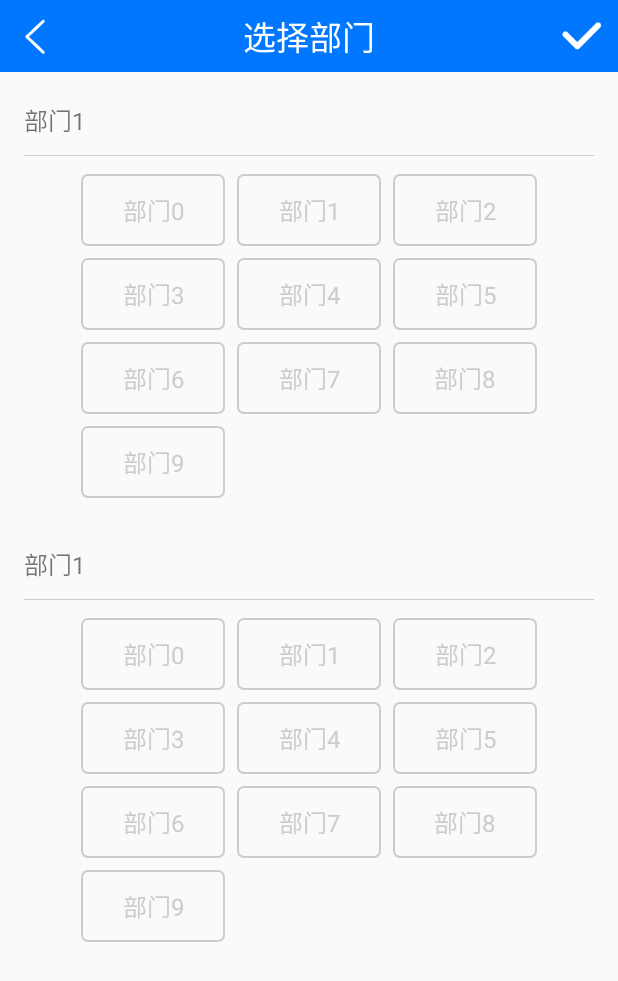
After one commit to fanbaozhu/DCApp, an Android app: the SetDepartmentActivity screen opened directly, with no data from a screen before it, on a phone screen of 412 x 824 dp. The commit adds this screen. Shown: the top 981 px of the screen. Run offline under Robolectric (Android 15) with nearby library versions, the phone set to English and light mode, and no system bars.

Commit message:
add DepartmentAdapter

```diff
--- a/DCAppv1/src/main/AndroidManifest.xml
+++ b/DCAppv1/src/main/AndroidManifest.xml
@@ -21,7 +21,7 @@
                 <category android:name="android.intent.category.LAUNCHER" />
             </intent-filter>
         </activity>
-        <activity android:name=".event.view.SettingsActivity" />
+        <activity android:name=".event.view.SetDepartmentActivity" />
         <activity android:name=".event.view.ShowPictureActivity" />
 
         <provider
--- a/DCAppv1/src/main/java/com/xunchijn/dcappv1/event/TestData.java
+++ b/DCAppv1/src/main/java/com/xunchijn/dcappv1/event/TestData.java
@@ -1,5 +1,6 @@
 package com.xunchijn.dcappv1.event;
 
+import com.xunchijn.dcappv1.event.model.DepartmentEntity;
 import com.xunchijn.dcappv1.event.model.SettingItem;
 
 import java.util.ArrayList;
@@ -9,13 +10,29 @@ public class TestData {
     public static List<SettingItem> getSettingItems() {
         List<SettingItem> items = new ArrayList<>();
         SettingItem item1 = new SettingItem(0, "所在位置", "");
-        SettingItem item2 = new SettingItem(1, "考核部门", "");
-        SettingItem item3 = new SettingItem(2, "事件类型", "");
-        SettingItem item4 = new SettingItem(3, "考核项目", "");
+        SettingItem item2 = new SettingItem(1, "部门", "");
+        SettingItem item3 = new SettingItem(2, "子部门", "");
+        SettingItem item4 = new SettingItem(3, "事件类型", "");
+        SettingItem item5 = new SettingItem(4, "考核项目", "");
         items.add(item1);
         items.add(item2);
         items.add(item3);
         items.add(item4);
+        items.add(item5);
         return items;
     }
+
+    public static List<DepartmentEntity> getDepartments() {
+        List<DepartmentEntity> list = new ArrayList<>();
+        DepartmentEntity entity = new DepartmentEntity("1", "部门1");
+        List<DepartmentEntity> subDepartment = new ArrayList<>();
+        for (int i = 0; i < 10; i++) {
+            DepartmentEntity entity1 = new DepartmentEntity(String.valueOf(i), String.format("部门%s", i));
+            subDepartment.add(entity1);
+        }
+        entity.setSubDepartment(subDepartment);
+        list.add(entity);
+        list.add(entity);
+        return list;
+    }
 }
--- /dev/null
+++ b/DCAppv1/src/main/java/com/xunchijn/dcappv1/event/adapter/DepartmentAdapter.java
@@ -0,0 +1,80 @@
+package com.xunchijn.dcappv1.event.adapter;
+
+import android.content.Context;
+import android.support.annotation.NonNull;
+import android.support.v7.widget.GridLayoutManager;
+import android.support.v7.widget.RecyclerView;
+import android.support.v7.widget.RecyclerView.ViewHolder;
+import android.view.LayoutInflater;
+import android.view.View;
+import android.view.ViewGroup;
+import android.widget.TextView;
+
+import com.xunchijn.dcappv1.R;
+import com.xunchijn.dcappv1.event.model.DepartmentEntity;
+
+import java.util.List;
+
+public class DepartmentAdapter extends RecyclerView.Adapter {
+    private List<DepartmentEntity> mList;
+    private Context mContext;
+
+    public DepartmentAdapter(List<DepartmentEntity> list) {
+        mList = list;
+    }
+
+    @NonNull
+    @Override
+    public ViewHolder onCreateViewHolder(@NonNull ViewGroup parent, int viewType) {
+        mContext = parent.getContext();
+        View view = LayoutInflater.from(parent.getContext()).inflate(R.layout.adapter_report_dapartment, parent, false);
+        return new DepartmentView(view);
+    }
+
+    @Override
+    public void onBindViewHolder(@NonNull ViewHolder holder, int position) {
+        if (position >= mList.size()) {
+            return;
+        }
+        DepartmentEntity entity = mList.get(position);
+        if (entity != null && holder instanceof DepartmentView) {
+            ((DepartmentView) holder).bindDepartments(entity);
+        }
+    }
+
+    @Override
+    public int getItemCount() {
+        return mList == null ? 0 : mList.size();
+    }
+
+    private class DepartmentView extends ViewHolder {
+        private TextView mViewTitle;
+        private TextView mViewSubtitle;
+        private RecyclerView mViewSubDepartment;
+
+        DepartmentView(View itemView) {
+            super(itemView);
+            mViewTitle = itemView.findViewById(R.id.text_item_title);
+            mViewSubtitle = itemView.findViewById(R.id.text_item_subtitle);
+            mViewSubDepartment = itemView.findViewById(R.id.recycler_view_sub_department);
+        }
+
+        void bindDepartments(final DepartmentEntity departmentEntity) {
+            mViewTitle.setText(departmentEntity.getName());
+            mViewSubtitle.setText(departmentEntity.getSubtitle());
+            if (departmentEntity.getSubDepartment() == null) {
+                return;
+            }
+            mViewSubDepartment.setLayoutManager(new GridLayoutManager(mContext, 3));
+            SubDepartmentAdapter adapter = new SubDepartmentAdapter(departmentEntity.getSubDepartment());
+            mViewSubDepartment.setAdapter(adapter);
+            adapter.setItemClickListener(new SubDepartmentAdapter.OnItemClickListener() {
+                @Override
+                public void onItemClick(DepartmentEntity entity) {
+                    departmentEntity.setSubtitle(entity.getName());
+                    mViewSubtitle.setText(entity.getName());
+                }
+            });
+        }
+    }
+}
--- /dev/null
+++ b/DCAppv1/src/main/java/com/xunchijn/dcappv1/event/adapter/SubDepartmentAdapter.java
@@ -0,0 +1,95 @@
+package com.xunchijn.dcappv1.event.adapter;
+
+import android.content.Context;
+import android.support.annotation.NonNull;
+import android.support.v4.content.ContextCompat;
+import android.support.v7.widget.RecyclerView;
+import android.view.LayoutInflater;
+import android.view.View;
+import android.view.ViewGroup;
+import android.widget.TextView;
+
+import com.xunchijn.dcappv1.R;
+import com.xunchijn.dcappv1.event.model.DepartmentEntity;
+
+import java.util.List;
+
+public class SubDepartmentAdapter extends RecyclerView.Adapter {
+    private List<DepartmentEntity> mList;
+    private Context mContext;
+    private DepartmentEntity mLastSelected;
+
+    public SubDepartmentAdapter(List<DepartmentEntity> list) {
+        mList = list;
+    }
+
+    @NonNull
+    @Override
+    public RecyclerView.ViewHolder onCreateViewHolder(@NonNull ViewGroup parent, int viewType) {
+        mContext = parent.getContext();
+        View view = LayoutInflater.from(parent.getContext()).inflate(R.layout.adapter_report_sub_department, parent, false);
+        return new SubDepartmentView(view);
+    }
+
+    @Override
+    public void onBindViewHolder(@NonNull RecyclerView.ViewHolder holder, int position) {
+        if (position >= mList.size()) {
+            return;
+        }
+        DepartmentEntity entity = mList.get(position);
+        if (entity != null && holder instanceof SubDepartmentView) {
+            ((SubDepartmentView) holder).bindSubDepartment(entity);
+        }
+    }
+
+    @Override
+    public int getItemCount() {
+        return mList == null ? 0 : mList.size();
+    }
+
+    private class SubDepartmentView extends RecyclerView.ViewHolder {
+        private TextView mTextView;
+
+        SubDepartmentView(View itemView) {
+            super(itemView);
+            mTextView = itemView.findViewById(R.id.text_view);
+
+        }
+
+        void bindSubDepartment(final DepartmentEntity entity) {
+            mTextView.setText(entity.getName());
+            if (entity.isSelected()) {
+                mTextView.setBackgroundResource(R.drawable.bg_blue_round_line_4dp);
+                mTextView.setTextColor(ContextCompat.getColor(mContext, R.color.colorBlue));
+            } else {
+                mTextView.setBackgroundResource(R.drawable.bg_gray_round_line_4dp);
+                mTextView.setTextColor(ContextCompat.getColor(mContext, R.color.colorGray));
+            }
+            if (mItemClickListener == null) {
+                return;
+            }
+            itemView.setOnClickListener(new View.OnClickListener() {
+                @Override
+                public void onClick(View v) {
+                    entity.setSelected(true);
+                    if (mLastSelected != null && mLastSelected != entity) {
+                        mLastSelected.setSelected(false);
+                    }
+                    mLastSelected = entity;
+                    notifyDataSetChanged();
+                    mItemClickListener.onItemClick(entity);
+                }
+            });
+        }
+    }
+
+    public interface OnItemClickListener {
+        void onItemClick(DepartmentEntity entity);
+    }
+
+    private OnItemClickListener mItemClickListener;
+
+    public void setItemClickListener(OnItemClickListener itemClickListener) {
+        mItemClickListener = itemClickListener;
+    }
+}
--- /dev/null
+++ b/DCAppv1/src/main/java/com/xunchijn/dcappv1/event/model/DepartmentEntity.java
@@ -0,0 +1,57 @@
+package com.xunchijn.dcappv1.event.model;
+
+import java.util.List;
+
+public class DepartmentEntity {
+    private String mId;
+    private String mName;
+    private String mSubtitle;
+
+    public String getSubtitle() {
+        return mSubtitle;
+    }
+
+    public void setSubtitle(String subtitle) {
+        mSubtitle = subtitle;
+    }
+
+    private List<DepartmentEntity> mSubDepartment;
+    private boolean mSelected;
+
+    public DepartmentEntity(String id, String name) {
+        mId = id;
+        mName = name;
+    }
+
+    public void setId(String id) {
+        mId = id;
+    }
+
+    public void setName(String name) {
+        mName = name;
+    }
+
+    public void setSelected(boolean selected) {
+        mSelected = selected;
+    }
+
+    public String getId() {
+        return mId;
+    }
+
+    public String getName() {
+        return mName;
+    }
+
+    public boolean isSelected() {
+        return mSelected;
+    }
+
+    public List<DepartmentEntity> getSubDepartment() {
+        return mSubDepartment;
+    }
+
+    public void setSubDepartment(List<DepartmentEntity> subDepartment) {
+        mSubDepartment = subDepartment;
+    }
+}
--- a/DCAppv1/src/main/java/com/xunchijn/dcappv1/event/view/ReportFragment.java
+++ b/DCAppv1/src/main/java/com/xunchijn/dcappv1/event/view/ReportFragment.java
@@ -44,14 +44,12 @@ import java.util.List;
 import static android.app.Activity.RESULT_OK;
 
 public class ReportFragment extends Fragment {
-    private final String TAG = ReportFragment.class.getSimpleName();
     private ReportSettingAdapter mSettingAdapter;
     private List<SettingItem> mSettingItems;
     private PictureAdapter mPictureAdapter;
     private List<String> mUrls = new ArrayList<>();
     private Activity mActivity;
     private File mPicture;
-    private Uri mUri;
 
     @Override
     public void onCreate(@Nullable Bundle savedInstanceState) {
@@ -133,7 +131,7 @@ public class ReportFragment extends Fragment {
         mSettingAdapter.setItemClickListener(new ReportSettingAdapter.OnItemClickListener() {
             @Override
             public void onItemClick(SettingItem item) {
-                Intent intent = new Intent(getContext(), SettingsActivity.class);
+                Intent intent = new Intent(getContext(), SetDepartmentActivity.class);
                 intent.putExtra("item", item);
                 startActivityForResult(intent, REQUEST_CODE_SETTING);
             }
@@ -155,7 +153,7 @@ public class ReportFragment extends Fragment {
         }
         String fileName = String.format("%sDC_%s_img.jpg", mActivity.getExternalCacheDir(), System.currentTimeMillis());
         mPicture = new File(fileName);
-        mUri = FileProvider.getUriForFile(mActivity, "com.xunchijn.dcappv1.fileprovider", mPicture);
+        Uri mUri = FileProvider.getUriForFile(mActivity, "com.xunchijn.dcappv1.fileprovider", mPicture);
         Intent intent = new Intent(MediaStore.ACTION_IMAGE_CAPTURE);
         intent.putExtra(MediaStore.EXTRA_OUTPUT, mUri);
         startActivityForResult(intent, REQUEST_CODE_CAMERA);
@@ -238,6 +236,7 @@ public class ReportFragment extends Fragment {
                 } catch (IOException e) {
                     e.printStackTrace();
                 }
+                photo.recycle();
                 refreshPictures();
             }
             return;
--- /dev/null
+++ b/DCAppv1/src/main/java/com/xunchijn/dcappv1/event/view/SetDepartmentActivity.java
@@ -0,0 +1,51 @@
+package com.xunchijn.dcappv1.event.view;
+
+import android.content.Intent;
+import android.os.Bundle;
+import android.support.annotation.Nullable;
+import android.support.v7.app.AppCompatActivity;
+import android.support.v7.widget.LinearLayoutManager;
+import android.support.v7.widget.RecyclerView;
+
+import com.xunchijn.dcappv1.R;
+import com.xunchijn.dcappv1.base.TitleFragment;
+import com.xunchijn.dcappv1.event.TestData;
+import com.xunchijn.dcappv1.event.adapter.DepartmentAdapter;
+
+public class SetDepartmentActivity extends AppCompatActivity {
+    @Override
+    protected void onCreate(@Nullable Bundle savedInstanceState) {
+        super.onCreate(savedInstanceState);
+
+        setContentView(R.layout.activity_set_department);
+        initTitle();
+        initDepartment();
+    }
+
+    private void initTitle() {
+        TitleFragment titleFragment = TitleFragment.newInstance("选择部门", true, true, 0);
+        getSupportFragmentManager().beginTransaction()
+                .add(R.id.layout_container, titleFragment)
+                .show(titleFragment).commit();
+        titleFragment.setConfirmListener(new TitleFragment.OnConfirmListener() {
+            @Override
+            public void onBack() {
+                onBackPressed();
+            }
+
+            @Override
+            public void onConfirm() {
+                Intent intent = new Intent();
+                setResult(RESULT_OK, intent);
+                onBackPressed();
+            }
+        });
+    }
+
+    private void initDepartment() {
+        RecyclerView departmentView = findViewById(R.id.recycler_view_department);
+        departmentView.setLayoutManager(new LinearLayoutManager(this));
+        DepartmentAdapter adapter = new DepartmentAdapter(TestData.getDepartments());
+        departmentView.setAdapter(adapter);
+    }
+}
--- a/DCAppv1/src/main/java/com/xunchijn/dcappv1/event/view/SettingsActivity.java
+++ /dev/null
@@ -1,6 +0,0 @@
-package com.xunchijn.dcappv1.event.view;
-
-import android.support.v7.app.AppCompatActivity;
-
-public class SettingsActivity extends AppCompatActivity {
-}
--- /dev/null
+++ b/DCAppv1/src/main/res/drawable/bg_blue_round_line_4dp.xml
@@ -0,0 +1,7 @@
+<?xml version="1.0" encoding="utf-8"?>
+<shape xmlns:android="http://schemas.android.com/apk/res/android">
+    <corners android:radius="4dp" />
+    <stroke
+        android:width="1dp"
+        android:color="@color/colorBlue" />
+</shape>
--- /dev/null
+++ b/DCAppv1/src/main/res/drawable/bg_gray_round_line_4dp.xml
@@ -0,0 +1,7 @@
+<?xml version="1.0" encoding="utf-8"?>
+<shape xmlns:android="http://schemas.android.com/apk/res/android">
+    <corners android:radius="4dp" />
+    <stroke
+        android:width="1dp"
+        android:color="@color/colorGray" />
+</shape>
--- /dev/null
+++ b/DCAppv1/src/main/res/layout/activity_set_department.xml
@@ -0,0 +1,17 @@
+<?xml version="1.0" encoding="utf-8"?>
+<LinearLayout xmlns:android="http://schemas.android.com/apk/res/android"
+    android:layout_width="match_parent"
+    android:layout_height="match_parent"
+    android:orientation="vertical">
+
+    <FrameLayout
+        android:id="@+id/layout_container"
+        android:layout_width="match_parent"
+        android:layout_height="48dp" />
+
+    <android.support.v7.widget.RecyclerView
+        android:id="@+id/recycler_view_department"
+        android:layout_width="match_parent"
+        android:layout_height="match_parent" />
+
+</LinearLayout>
--- /dev/null
+++ b/DCAppv1/src/main/res/layout/adapter_report_dapartment.xml
@@ -0,0 +1,22 @@
+<?xml version="1.0" encoding="utf-8"?>
+<LinearLayout xmlns:android="http://schemas.android.com/apk/res/android"
+    android:layout_width="match_parent"
+    android:layout_height="wrap_content"
+    android:layout_marginBottom="8dp"
+    android:layout_marginTop="8dp"
+    android:gravity="center_horizontal"
+    android:orientation="vertical"
+    android:paddingEnd="16dp"
+    android:paddingStart="16dp">
+
+    <include
+        layout="@layout/adapter_report_setting"
+        android:layout_width="match_parent"
+        android:layout_height="48dp" />
+
+    <android.support.v7.widget.RecyclerView
+        android:id="@+id/recycler_view_sub_department"
+        android:layout_width="wrap_content"
+        android:layout_height="wrap_content"
+        android:layout_marginTop="8dp" />
+</LinearLayout>
--- /dev/null
+++ b/DCAppv1/src/main/res/layout/adapter_report_sub_department.xml
@@ -0,0 +1,12 @@
+<?xml version="1.0" encoding="utf-8"?>
+<TextView xmlns:android="http://schemas.android.com/apk/res/android"
+    android:id="@+id/text_view"
+    android:layout_width="wrap_content"
+    android:layout_height="48dp"
+    android:layout_margin="4dp"
+    android:background="@drawable/bg_gray_round_line_4dp"
+    android:gravity="center"
+    android:minWidth="96dp"
+    android:paddingEnd="12dp"
+    android:paddingStart="12dp"
+    android:textSize="16sp" />
```
